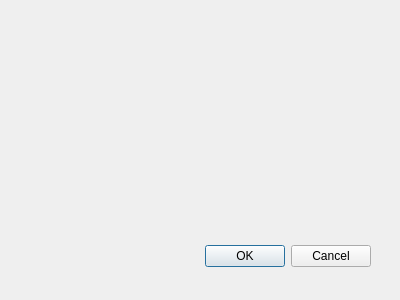
ngrhadi/QgisPlugin_Attribute_CSV, file save_attributes_dialog_base.ui: the form before one commit.
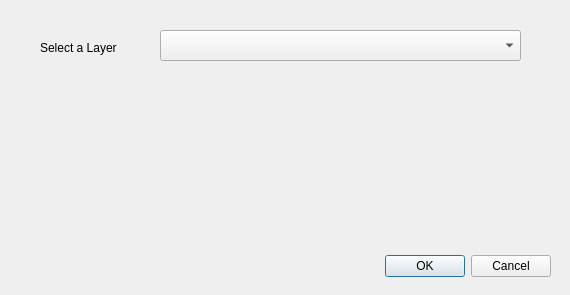
The form after the commit.

Diff of the .ui file:
```diff
--- a/save_attributes_dialog_base.ui
+++ b/save_attributes_dialog_base.ui
@@ -1,23 +1,23 @@
 <ui version="4.0" >
  <class>SaveAttributesDialogBase</class>
- <widget class="QDialog" name="SaveAttributesDialogBase" >
-  <property name="geometry" >
+ <widget class="QDialog" name="SaveAttributesDialogBase">
+  <property name="geometry">
    <rect>
     <x>0</x>
     <y>0</y>
-    <width>400</width>
-    <height>300</height>
+    <width>570</width>
+    <height>295</height>
    </rect>
   </property>
   <property name="windowTitle" >
    <string>testing extract to csv</string>
   </property>
-  <widget class="QDialogButtonBox" name="button_box" >
-   <property name="geometry" >
+  <widget class="QDialogButtonBox" name="button_box">
+   <property name="geometry">
     <rect>
-     <x>30</x>
-     <y>240</y>
-     <width>341</width>
+     <x>20</x>
+     <y>250</y>
+     <width>531</width>
      <height>32</height>
     </rect>
    </property>
@@ -28,6 +28,29 @@
     <set>QDialogButtonBox::Cancel|QDialogButtonBox::Ok</set>
    </property>
   </widget>
+  <widget class="QComboBox" name="comboBox">
+   <property name="geometry">
+    <rect>
+     <x>160</x>
+     <y>30</y>
+     <width>361</width>
+     <height>31</height>
+    </rect>
+   </property>
+  </widget>
+  <widget class="QLabel" name="label">
+   <property name="geometry">
+    <rect>
+     <x>40</x>
+     <y>40</y>
+     <width>101</width>
+     <height>16</height>
+    </rect>
+   </property>
+   <property name="text">
+    <string>Select a Layer</string>
+   </property>
+  </widget>
  </widget>
  <resources/>
  <connections>
```
Left out of the diff: 33 changed lines with no effect on the pictures.
